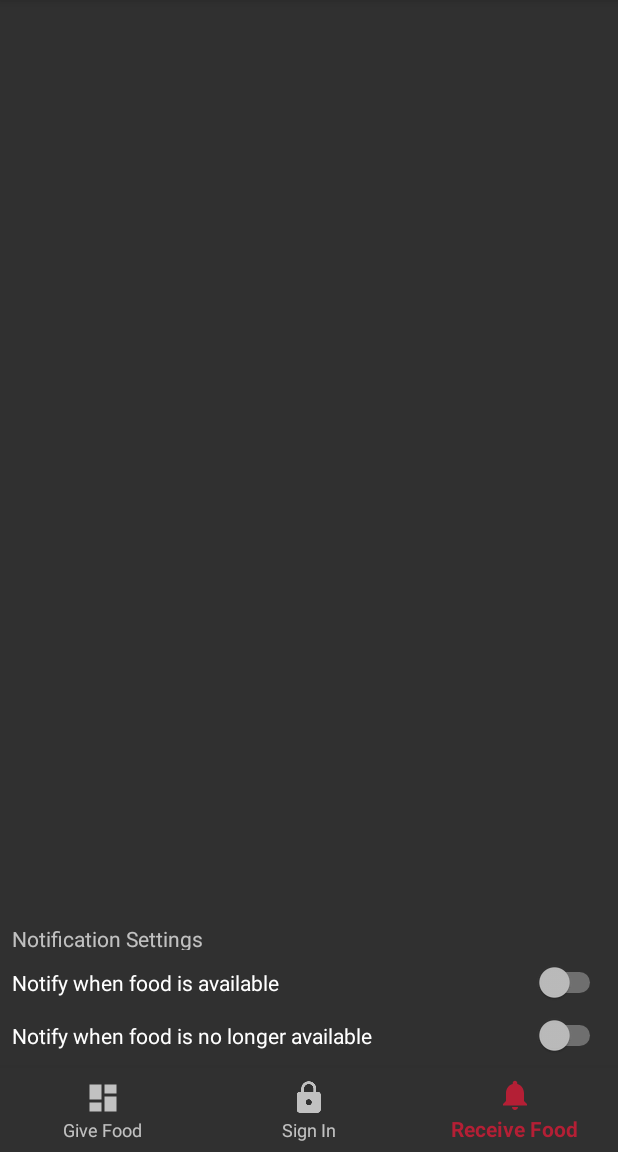
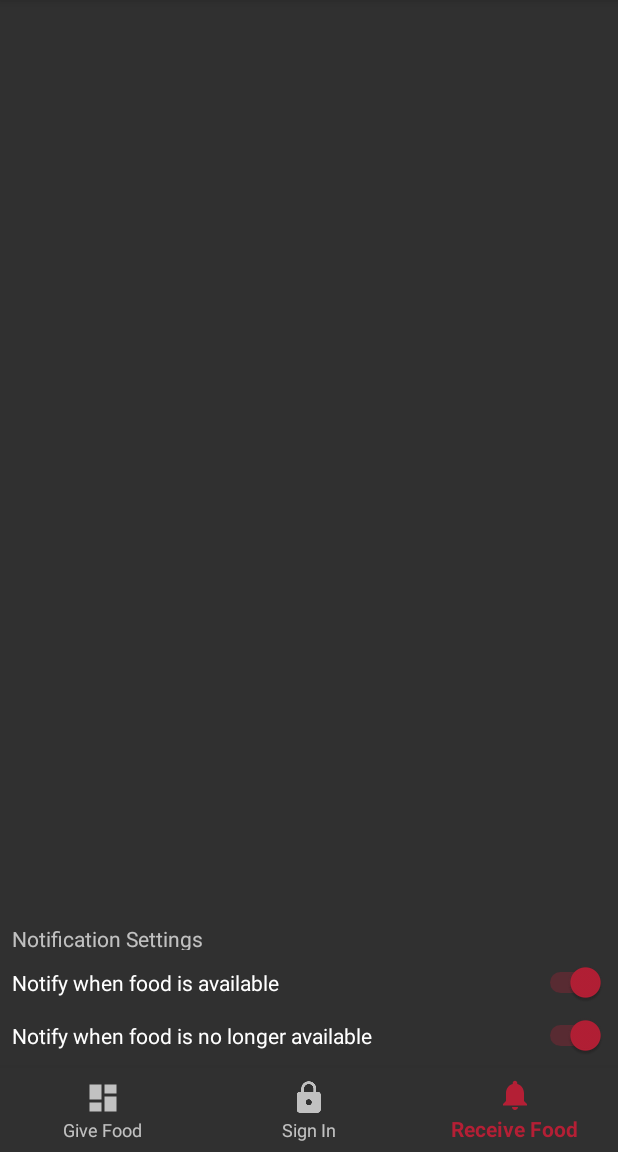
Before and after one commit to lbenedetto/FoodRescue, an Android app: the screen it shows after launch (MainActivity), item 3 of the bottom bar chosen, on a phone screen of 412 x 824 dp, the part 84-1236 px from its top. Run offline under Robolectric (Android 15) with nearby library versions, the phone set to English and light mode, and no system bars; 1 statement that could not run was skipped.

Commit message:
Actually store notification settings

```diff
--- a/Android/FoodRescue/app/src/main/java/edu/ewu/team1/foodrescue/MainActivity.java
+++ b/Android/FoodRescue/app/src/main/java/edu/ewu/team1/foodrescue/MainActivity.java
@@ -23,8 +23,8 @@ public class MainActivity extends AppCompatActivity implements
     private BottomNavigationView.OnNavigationItemSelectedListener mOnNavigationItemSelectedListener
             = item -> {
         switch (item.getItemId()) {
-            //TODO: Only switch away from SSO Fragment if the user is signed in
-            //TODO: Only switch fragments if its not the currently active fragment
+            //TODO: (Easy, but not yet possible) Only switch away from SSO Fragment if the user is signed in
+            //TODO: (Easy) Only switch fragments if its not the currently active fragment
             case R.id.navigation_feeder:
                 FragmentTransaction ft = getSupportFragmentManager().beginTransaction();
 
@@ -56,7 +56,7 @@ public class MainActivity extends AppCompatActivity implements
         BottomNavigationView navigation = findViewById(R.id.bottomNavigationView);
         navigation.setOnNavigationItemSelectedListener(mOnNavigationItemSelectedListener);
 
-        //TODO: Check if already logged in, load different fragment instead
+        //TODO: (Easy, but not yet possible) Check if already logged in, load different fragment instead
         getSupportFragmentManager().beginTransaction()
                 .add(R.id.fragment_container, new SSOFragment()).commit();
         navigation.setSelectedItemId(R.id.navigation_sso);
--- a/Android/FoodRescue/app/src/main/java/edu/ewu/team1/foodrescue/fragments/EaterFragment.java
+++ b/Android/FoodRescue/app/src/main/java/edu/ewu/team1/foodrescue/fragments/EaterFragment.java
@@ -1,12 +1,15 @@
 package edu.ewu.team1.foodrescue.fragments;
 
 import android.content.Context;
+import android.content.SharedPreferences;
 import android.net.Uri;
 import android.os.Bundle;
 import android.support.v4.app.Fragment;
 import android.view.LayoutInflater;
 import android.view.View;
 import android.view.ViewGroup;
+import android.widget.Switch;
+import android.widget.Toast;
 
 import edu.ewu.team1.foodrescue.R;
 
@@ -32,7 +35,31 @@ public class EaterFragment extends Fragment {
     public View onCreateView(LayoutInflater inflater, ViewGroup container,
                              Bundle savedInstanceState) {
         // Inflate the layout for this fragment
-        return inflater.inflate(R.layout.fragment_eater, container, false);
+        View view = inflater.inflate(R.layout.fragment_eater, container, false);
+        SharedPreferences sharedPref = getContext().getApplicationContext().getSharedPreferences(getString(R.string.preference_file_key), Context.MODE_PRIVATE);
+
+        //Set the state of the switches to the last state of the switch. If first time, set to true
+        //Also, register a click listener to save the new state of the switch
+        boolean state = sharedPref.getBoolean("receiveEventStartNotifications", true);
+        Switch eStart = view.findViewById(R.id.switchEventStart);
+        eStart.setChecked(state);
+        eStart.setOnClickListener(v -> {
+            SharedPreferences.Editor editor = sharedPref.edit();
+            editor.putBoolean("receiveEventStartNotifications", eStart.isChecked());
+            editor.apply();
+        });
+
+
+        state = sharedPref.getBoolean("receiveEventEndNotifications", true);
+        Switch eEnd = view.findViewById(R.id.switchEventEnd);
+        eEnd.setChecked(state);
+        eEnd.setOnClickListener(v -> {
+            SharedPreferences.Editor editor = sharedPref.edit();
+            editor.putBoolean("receiveEventEndNotifications", eEnd.isChecked());
+            editor.apply();
+        });
+
+        return view;
     }
 
     @Override
--- a/Android/FoodRescue/app/src/main/java/edu/ewu/team1/foodrescue/fragments/FeederFragment.java
+++ b/Android/FoodRescue/app/src/main/java/edu/ewu/team1/foodrescue/fragments/FeederFragment.java
@@ -66,7 +66,7 @@ public class FeederFragment extends Fragment implements OnMapReadyCallback {
         mapView = view.findViewById(R.id.mapView);
         mapView.onCreate(savedInstanceState);
         mapView.getMapAsync(this);
-        //TODO: Provide visual feedback to the user by displaying the lat/lng of the center of their crosshair
+        //TODO: (Medium) Provide visual feedback to the user by displaying the lat/lng of the center of their crosshair
         return view;
     }
 
--- a/Android/FoodRescue/app/src/main/java/edu/ewu/team1/foodrescue/fragments/SSOFragment.java
+++ b/Android/FoodRescue/app/src/main/java/edu/ewu/team1/foodrescue/fragments/SSOFragment.java
@@ -62,14 +62,14 @@ public class SSOFragment extends Fragment {
                 }
             });
             webView.loadUrl("https://login.ewu.edu");
-            //TODO: Get UUID. This code should be async.
+            //TODO: (Very Hard) Get UUID. This code should be async.
             // Also, might not even be supposed to load this in a web view.
             //I just really have no idea how SSO is supposed to work
             UUID = "NoUUID";
             SharedPreferences.Editor editor = sharedPref.edit();
             editor.putString("UUID", UUID);
             editor.apply();
-            //TODO: Remove Sign in option from bottom navigation view upon successful sign in
+            //TODO: (Easy, not yet possible) Remove Sign in option from bottom navigation view upon successful sign in
         }
         return view;
     }
--- a/Android/FoodRescue/app/src/main/res/layout/fragment_eater.xml
+++ b/Android/FoodRescue/app/src/main/res/layout/fragment_eater.xml
@@ -12,24 +12,24 @@
         android:layout_marginBottom="8dp"
         android:layout_marginStart="8dp"
         android:text="@string/notification_settings"
-        app:layout_constraintBottom_toTopOf="@+id/switchNotificationForEventStart"
+        app:layout_constraintBottom_toTopOf="@+id/switchEventStart"
         app:layout_constraintStart_toStartOf="parent" />
 
     <Switch
-        android:id="@+id/switchNotificationForEventStart"
+        android:id="@+id/switchEventStart"
         android:layout_width="0dp"
         android:layout_height="wrap_content"
         android:layout_marginBottom="8dp"
         android:layout_marginEnd="8dp"
         android:layout_marginStart="8dp"
         android:text="@string/notifications_when_food_is_available"
-        app:layout_constraintBottom_toTopOf="@+id/switch2"
+        app:layout_constraintBottom_toTopOf="@+id/switchEventEnd"
         app:layout_constraintEnd_toEndOf="parent"
         app:layout_constraintHorizontal_bias="1.0"
         app:layout_constraintStart_toStartOf="parent" />
 
     <Switch
-        android:id="@+id/switch2"
+        android:id="@+id/switchEventEnd"
         android:layout_width="0dp"
         android:layout_height="wrap_content"
         android:layout_marginBottom="8dp"
```
Also changed, not shown: Android/FoodRescue/app/src/main/AndroidManifest.xml (+11 -8 lines), Android/FoodRescue/app/src/main/java/edu/ewu/team1/foodrescue/FoodNotificationService.java (added, +37 -0 lines).
